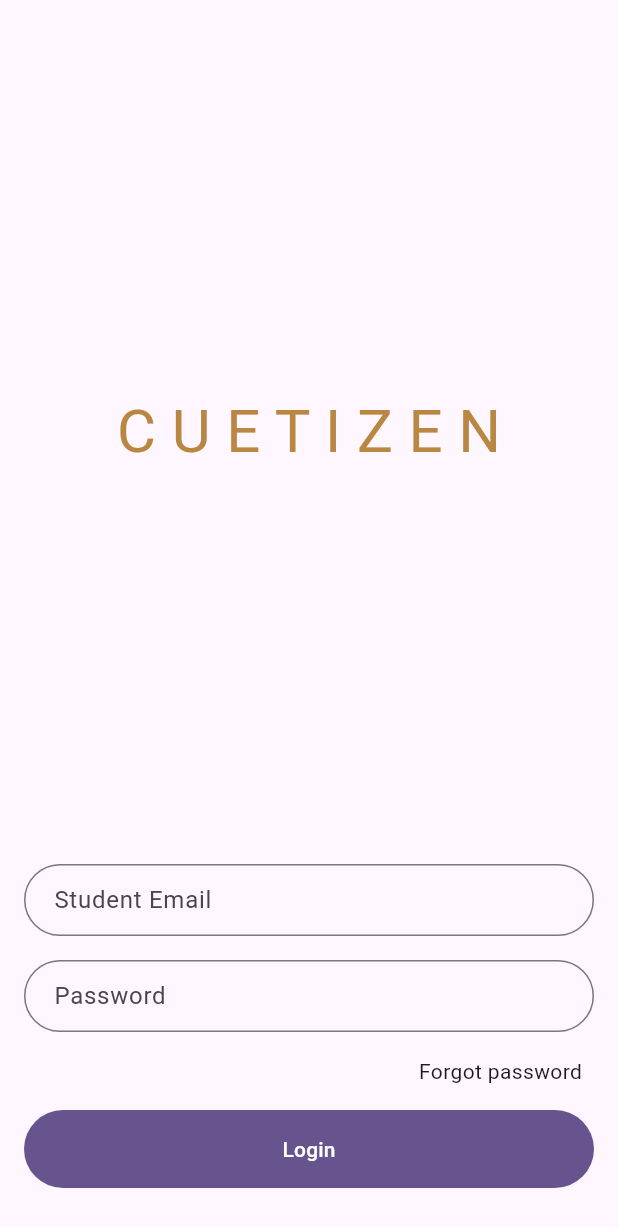
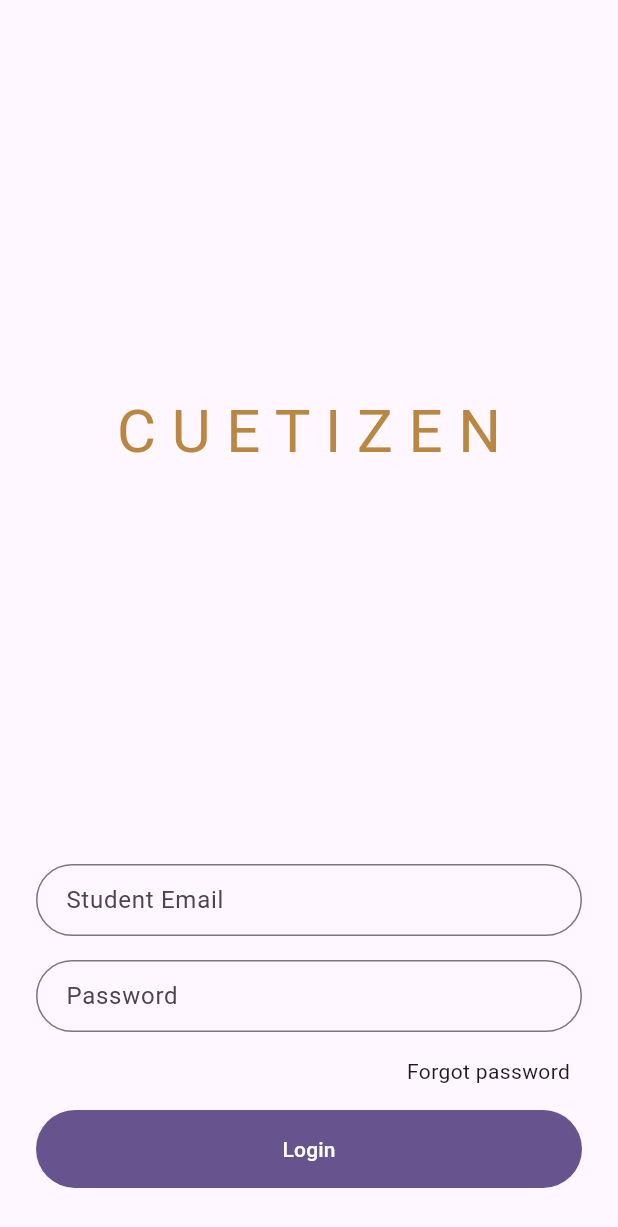
Before and after one commit to cuet-dev-corpse/cuet_book, a Flutter app: the screen it shows after launch, on a phone screen of 412 x 824 dp. Shown: the top 1227 px of the screen. Run offline on Flutter 3.47's test engine with Material 2 defaults, Android fonts, the phone set to English and light mode, and no system bars.

Commit message:
Increase padding in scaffold

```diff
--- a/lib/screens/login_screen.dart
+++ b/lib/screens/login_screen.dart
@@ -19,7 +19,7 @@ class _LoginScreenState extends State<LoginScreen> with ValidationMixin {
   Widget build(BuildContext context) {
     return Scaffold(
       body: Padding(
-        padding: const EdgeInsets.symmetric(horizontal: 2 * kSpacing),
+        padding: const EdgeInsets.symmetric(horizontal: 3 * kSpacing),
         child: Column(
           crossAxisAlignment: CrossAxisAlignment.stretch,
           children: [
```
